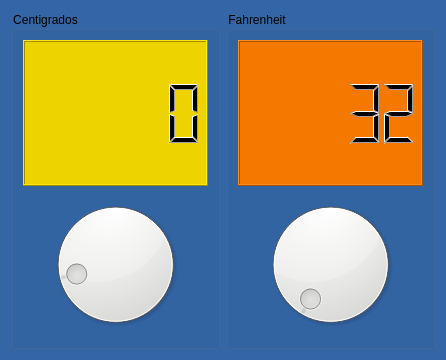
Before: the Qt Designer form conversor.ui in Geovannyjaramillo/P60-CONVERSOR-TEMPERATURA, drawn with Qt 5.
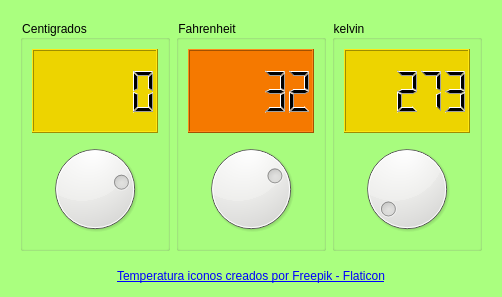
After: the same form once the commit is applied. Icons and pictures are not drawn.

Commit message: Grados kelvin agregados

```diff
--- a/conversor.ui
+++ b/conversor.ui
@@ -6,16 +6,19 @@
    <rect>
     <x>0</x>
     <y>0</y>
-    <width>446</width>
-    <height>360</height>
+    <width>502</width>
+    <height>297</height>
    </rect>
   </property>
   <property name="windowTitle">
    <string>Conversor</string>
   </property>
   <property name="styleSheet">
-   <string notr="true">background-color: rgb(52, 101, 164);</string>
+   <string notr="true">background-color: rgb(170, 255, 127);</string>
   </property>
+  <layout class="QVBoxLayout" name="verticalLayout_4">
+   <item>
+    <widget class="QWidget" name="widget" native="true">
   <layout class="QHBoxLayout" name="horizontalLayout">
    <item>
     <widget class="QGroupBox" name="groupBox">
@@ -39,7 +42,7 @@
          <string notr="true">background-color: rgb(238, 238, 236);</string>
         </property>
         <property name="minimum">
-         <number>-18</number>
+            <number>-300</number>
         </property>
        </widget>
       </item>
@@ -67,6 +70,9 @@
         <property name="styleSheet">
          <string notr="true">background-color: rgb(238, 238, 236);</string>
         </property>
+           <property name="minimum">
+            <number>-500</number>
+           </property>
         <property name="maximum">
          <number>210</number>
         </property>
@@ -75,9 +81,68 @@
      </layout>
     </widget>
    </item>
-  </layout>
- </widget>
- <resources/>
+      <item>
+       <widget class="QGroupBox" name="groupBox_3">
+        <property name="title">
+         <string>kelvin</string>
+        </property>
+        <layout class="QVBoxLayout" name="verticalLayout_3">
+         <item>
+          <widget class="QLCDNumber" name="outKel">
+           <property name="styleSheet">
+            <string notr="true">background-color: rgb(237, 212, 0);</string>
+           </property>
+           <property name="intValue" stdset="0">
+            <number>273</number>
+           </property>
+          </widget>
+         </item>
+         <item>
+          <widget class="QDial" name="inKel">
+           <property name="styleSheet">
+            <string notr="true">background-color: rgb(238, 238, 236);</string>
+           </property>
+           <property name="minimum">
+            <number>-18</number>
+           </property>
+           <property name="maximum">
+            <number>400</number>
+           </property>
+          </widget>
+         </item>
+        </layout>
+       </widget>
+      </item>
+     </layout>
+    </widget>
+   </item>
+   <item>
+    <widget class="QLabel" name="label">
+     <property name="maximumSize">
+      <size>
+       <width>16777215</width>
+       <height>20</height>
+      </size>
+     </property>
+     <property name="styleSheet">
+      <string notr="true">color: rgb(255, 0, 0);</string>
+     </property>
+     <property name="text">
+      <string>&lt;a href=&quot;https://www.flaticon.es/iconos-gratis/temperatura&quot; title=&quot;temperatura iconos&quot;&gt;Temperatura iconos creados por Freepik - Flaticon&lt;/a&gt;</string>
+     </property>
+     <property name="textFormat">
+      <enum>Qt::AutoText</enum>
+     </property>
+     <property name="alignment">
+      <set>Qt::AlignCenter</set>
+     </property>
+    </widget>
+   </item>
+  </layout>
+ </widget>
+ <resources>
+  <include location="recursos.qrc"/>
+ </resources>
  <connections>
   <connection>
    <sender>intCent</sender>
```
Left out of the diff: 24 changed lines with no effect on the pictures. Lines whose indentation alone changed are shown as unchanged. The commit also changes 6 other files.
